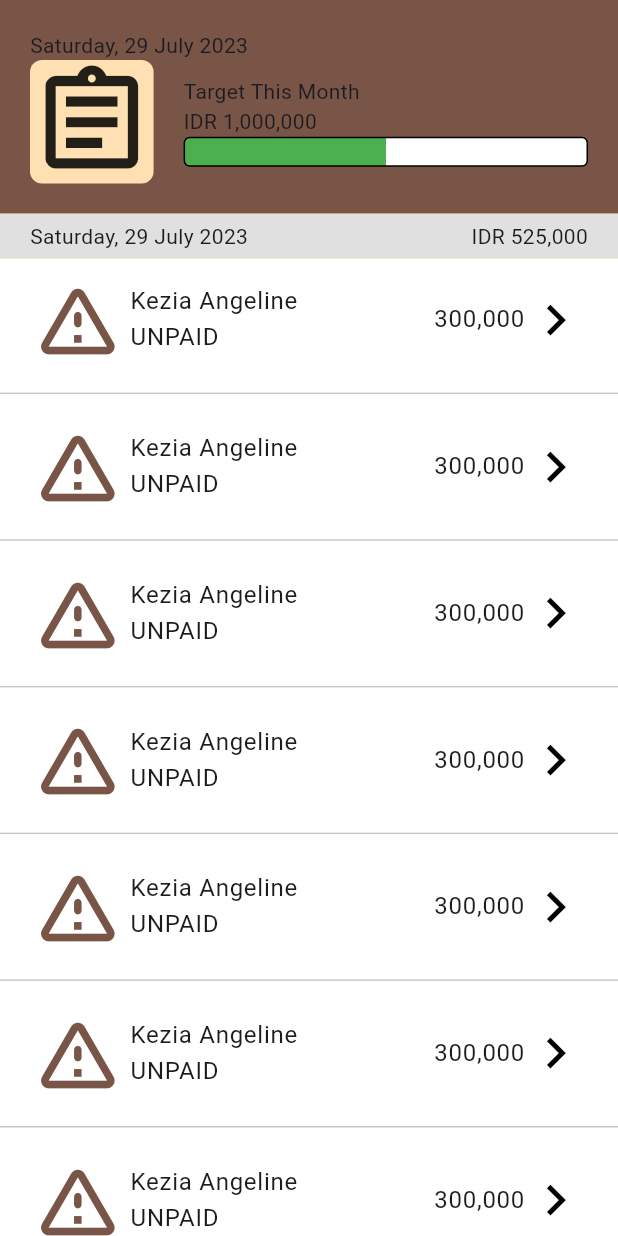
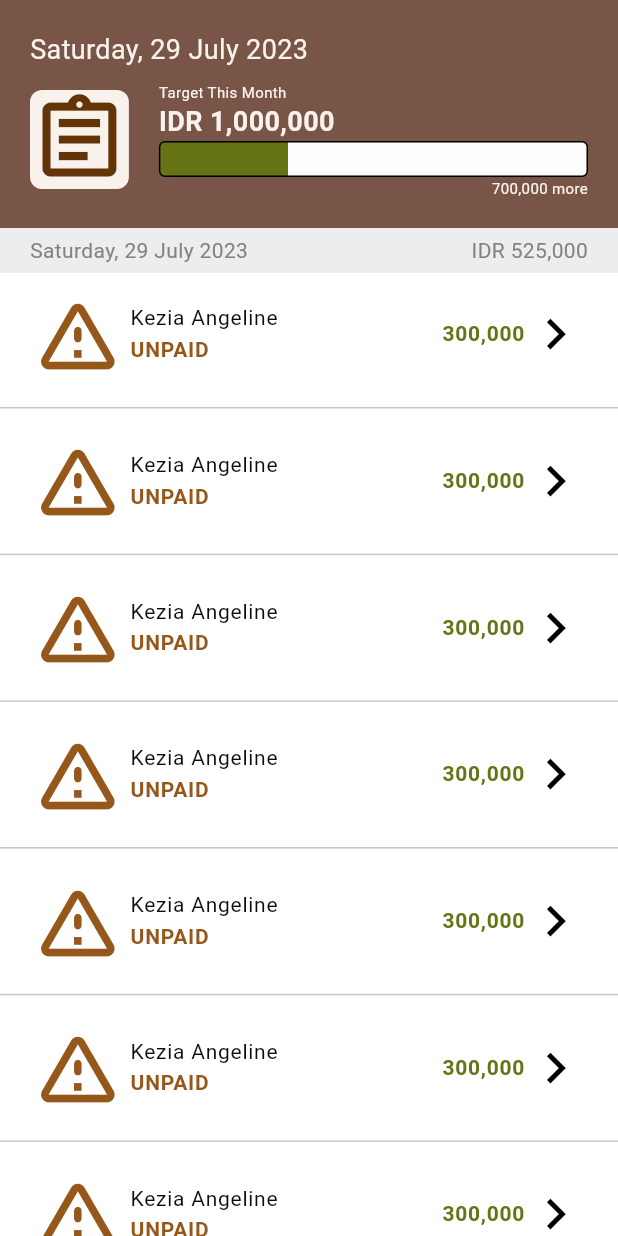
Before and after one commit to kezia2909/food_sales_recording_application, a Flutter app: the screen it shows after launch, on a phone screen of 412 x 824 dp. Run offline on Flutter 3.47's test engine with Material 2 defaults, Android fonts, the phone set to English and light mode, and no system bars; missing offline and left inert: iconify_flutter.

Commit message:
update design home page, set utils & widgets

```diff
--- a/lib/pages/home_page.dart
+++ b/lib/pages/home_page.dart
@@ -1,5 +1,11 @@
 import 'package:flutter/material.dart';
+import 'package:food_sales_recording_application/utils/app_colors.dart';
+import 'package:food_sales_recording_application/widgets/date_row.dart';
+import 'package:food_sales_recording_application/widgets/icon_box.dart';
+import 'package:food_sales_recording_application/widgets/title_text.dart';
 import 'package:iconify_flutter/icons/zondicons.dart';
+
+import '../widgets/detail_text.dart';
 
 class HomePage extends StatefulWidget {
   const HomePage({super.key});
@@ -25,21 +31,32 @@ class _HomePageState extends State<HomePage> {
               child: Column(
                 crossAxisAlignment: CrossAxisAlignment.start,
                 children: [
-                  Text("Saturday, 29 July 2023"),
+                  TitleText(
+                    text: "Saturday, 29 July 2023",
+                  ),
+                  SizedBox(
+                    height: 8,
+                  ),
                   Row(
                     children: [
-                      Container(
-                        width: MediaQuery.of(context).size.width * 0.2,
-                        height: MediaQuery.of(context).size.width * 0.2,
-                        decoration: BoxDecoration(
-                            color: Colors.orange[100],
-                            borderRadius: BorderRadius.circular(8.0)),
-                        child: FittedBox(
-                          child: Icon(
-                            Icons.assignment_outlined,
-                          ),
-                        ),
+                      IconBox(
+                        icon: Icons.assignment_outlined,
+                        iconColor: Appcolors.darkColor,
+                        backgroundColor: Appcolors.lightColor,
+                        size: MediaQuery.of(context).size.width * 0.16,
                       ),
+                      // Container(
+                      //   width: MediaQuery.of(context).size.width * 0.16,
+                      //   height: MediaQuery.of(context).size.width * 0.16,
+                      //   decoration: BoxDecoration(
+                      //       color: Colors.orange[100],
+                      //       borderRadius: BorderRadius.circular(8.0)),
+                      //   child: FittedBox(
+                      //     child: Icon(
+                      //       Icons.assignment_outlined,
+                      //     ),
+                      //   ),
+                      // ),
                       SizedBox(
                         width: 20,
                       ),
@@ -47,28 +64,43 @@ class _HomePageState extends State<HomePage> {
                         child: Column(
                           crossAxisAlignment: CrossAxisAlignment.start,
                           children: [
-                            Text("Target This Month"),
-                            Text("IDR 1,000,000"),
+                            DetailText(
+                              text: "Target This Month",
+                              color: Appcolors.lightColor,
+                              size: 10,
+                            ),
+                            TitleText(
+                              text: "IDR 1,000,000",
+                              isBold: true,
+                            ),
                             Container(
-                              height: 20,
+                              height: 24,
                               decoration: BoxDecoration(
                                 // color: Colors.blue,
                                 gradient: LinearGradient(colors: [
-                                  Colors.green,
-                                  Colors.green,
-                                  Colors.white,
-                                  Colors.white
+                                  Appcolors.greenColor,
+                                  Appcolors.greenColor,
+                                  Appcolors.whiteColor,
+                                  Appcolors.whiteColor,
                                 ], stops: [
                                   0.0,
-                                  0.5,
-                                  0.5,
+                                  0.3,
+                                  0.3,
                                   1.0
                                 ]),
                                 border:
                                     Border.all(color: Colors.black, width: 1.0),
                                 borderRadius: BorderRadius.circular(4.0),
                               ),
-                            )
+                            ),
+                            Container(
+                              alignment: Alignment.centerRight,
+                              child: DetailText(
+                                text: "700,000 more",
+                                color: Appcolors.lightColor,
+                                size: 10,
+                              ),
+                            ),
                           ],
                         ),
                       ),
@@ -77,16 +109,20 @@ class _HomePageState extends State<HomePage> {
                 ],
               ),
             ),
-            Container(
-              padding: EdgeInsets.symmetric(horizontal: 20, vertical: 5),
-              color: Colors.grey[300],
-              child: Row(
-                  mainAxisAlignment: MainAxisAlignment.spaceBetween,
-                  children: [
-                    Text("Saturday, 29 July 2023"),
-                    Text("IDR 525,000")
-                  ]),
+            DateRow(
+              date: "Saturday, 29 July 2023",
+              total: 525000,
             ),
+            // Container(
+            //   padding: EdgeInsets.symmetric(horizontal: 20, vertical: 5),
+            //   color: Colors.grey[300],
+            //   child: Row(
+            //       mainAxisAlignment: MainAxisAlignment.spaceBetween,
+            //       children: [
+            //         Text("Saturday, 29 July 2023"),
+            //         Text("IDR 525,000")
+            //       ]),
+            // ),
             Expanded(
               child: Container(
                 color: Colors.white,
@@ -95,7 +131,6 @@ class _HomePageState extends State<HomePage> {
                   itemCount: 10,
                   itemBuilder: (context, index) {
                     return Container(
-                      // margin: EdgeInsets.symmetric(horizontal: 20),
                       color: Colors.white,
                       child: ListTileTheme(
                         shape: Border.all(color: Colors.green),
@@ -132,23 +167,33 @@ class _HomePageState extends State<HomePage> {
                                       mainAxisAlignment:
                                           MainAxisAlignment.spaceBetween,
                                       children: [
-                                        Container(
-                                          margin: EdgeInsets.only(right: 4),
-                                          width: MediaQuery.of(context)
+                                        IconBox(
+                                          icon: Icons.warning_amber_rounded,
+                                          iconColor: Appcolors.mediumColor,
+                                          backgroundColor: Colors.transparent,
+                                          size: MediaQuery.of(context)
                                                   .size
                                                   .width *
                                               0.15,
-                                          height: MediaQuery.of(context)
-                                                  .size
-                                                  .width *
-                                              0.15,
-                                          child: FittedBox(
-                                            child: Icon(
-                                              Icons.warning_amber_rounded,
-                                              color: Colors.brown,
-                                            ),
-                                          ),
+                                          marginRight: 4,
                                         ),
+                                        // Container(
+                                        //   margin: EdgeInsets.only(right: 4),
+                                        //   width: MediaQuery.of(context)
+                                        //           .size
+                                        //           .width *
+                                        //       0.15,
+                                        //   height: MediaQuery.of(context)
+                                        //           .size
+                                        //           .width *
+                                        //       0.15,
+                                        //   child: FittedBox(
+                                        //     child: Icon(
+                                        //       Icons.warning_amber_rounded,
+                                        //       color: Colors.brown,
+                                        //     ),
+                                        //   ),
+                                        // ),
                                         Expanded(
                                           child: Container(
                                             child: Row(
@@ -161,11 +206,22 @@ class _HomePageState extends State<HomePage> {
                                                         CrossAxisAlignment
                                                             .start,
                                                     children: [
-                                                      Text("Kezia Angeline"),
-                                                      Text("UNPAID")
+                                                      DetailText(
+                                                        text: "Kezia Angeline",
+                                                      ),
+                                                      DetailText(
+                                                        text: "UNPAID",
+                                                        color: Appcolors
+                                                            .mediumColor,
+                                                        isBold: true,
+                                                      )
                                                     ],
                                                   ),
-                                                  Text("300,000")
+                                                  DetailText(
+                                                    text: "300,000",
+                                                    color: Appcolors.greenColor,
+                                                    isBold: true,
+                                                  )
                                                 ]),
                                           ),
                                         ),
@@ -198,7 +254,8 @@ class _HomePageState extends State<HomePage> {
                                                                 .size
                                                                 .width *
                                                             0.15,
-                                                        child: Text("1x"),
+                                                        child: DetailText(
+                                                            text: "1x"),
                                                       ),
                                                       Expanded(
                                                         child: Container(
@@ -207,9 +264,12 @@ class _HomePageState extends State<HomePage> {
                                                                   MainAxisAlignment
                                                                       .spaceBetween,
                                                               children: [
-                                                                Text(
-                                                                    "Beef Galantine"),
-                                                                Text("300,000")
+                                                                DetailText(
+                                                                    text:
+                                                                        "Beef Galantine"),
+                                                                DetailText(
+                                                                    text:
+                                                                        "300,000")
                                                               ]),
                                                         ),
                                                       ),
--- /dev/null
+++ b/lib/utils/app_colors.dart
@@ -0,0 +1,13 @@
+import 'dart:ui';
+
+class Appcolors {
+  static final Color darkColor = const Color(0xFF623408);
+  static final Color mediumColor = const Color(0xFF96571b);
+  static final Color lightColor = const Color(0xFFF9F2EC);
+  static final Color redColor = const Color(0xFF741D15);
+  static final Color greenColor = const Color(0xFF667415);
+  static final Color blackColor = const Color(0xFF0C0C0C);
+  static final Color whiteColor = const Color(0xFFFDFDFD);
+  static final Color lightGreyColor = const Color(0xFFEDEDED);
+  static final Color darkGreyColor = const Color(0xFF838183);
+}
--- /dev/null
+++ b/lib/widgets/date_row.dart
@@ -0,0 +1,29 @@
+import 'package:flutter/material.dart';
+import 'package:food_sales_recording_application/utils/app_colors.dart';
+import 'package:food_sales_recording_application/widgets/detail_text.dart';
+import 'package:intl/intl.dart';
+
+class DateRow extends StatelessWidget {
+  final String date;
+  final int total;
+  const DateRow({super.key, required this.date, required this.total});
+
+  @override
+  Widget build(BuildContext context) {
+    var totalText = NumberFormat.decimalPattern().format(total);
+    return Container(
+      padding: EdgeInsets.symmetric(horizontal: 20, vertical: 5),
+      color: Appcolors.lightGreyColor,
+      child: Row(mainAxisAlignment: MainAxisAlignment.spaceBetween, children: [
+        DetailText(
+          text: date,
+          color: Appcolors.darkGreyColor,
+        ),
+        DetailText(
+          text: "IDR " + totalText,
+          color: Appcolors.darkGreyColor,
+        ),
+      ]),
+    );
+  }
+}
--- /dev/null
+++ b/lib/widgets/detail_text.dart
@@ -0,0 +1,25 @@
+import 'package:flutter/material.dart';
+
+class DetailText extends StatelessWidget {
+  final String text;
+  final Color? color;
+  final double size;
+  final bool isBold;
+  const DetailText(
+      {super.key,
+      required this.text,
+      this.color = const Color(0xFF0C0C0C),
+      this.size = 14,
+      this.isBold = false});
+
+  @override
+  Widget build(BuildContext context) {
+    return Text(
+      text,
+      style: TextStyle(
+          color: color,
+          fontSize: size,
+          fontWeight: isBold ? FontWeight.bold : FontWeight.normal),
+    );
+  }
+}
--- /dev/null
+++ b/lib/widgets/icon_box.dart
@@ -0,0 +1,34 @@
+import 'package:flutter/material.dart';
+
+class IconBox extends StatelessWidget {
+  final IconData icon;
+  final Color iconColor;
+  final Color backgroundColor;
+  final double size;
+  final double marginRight;
+
+  const IconBox(
+      {super.key,
+      required this.icon,
+      required this.iconColor,
+      required this.backgroundColor,
+      required this.size,
+      this.marginRight = 0});
+
+  @override
+  Widget build(BuildContext context) {
+    return Container(
+      margin: EdgeInsets.only(right: marginRight),
+      width: size,
+      height: size,
+      decoration: BoxDecoration(
+          color: backgroundColor, borderRadius: BorderRadius.circular(8.0)),
+      child: FittedBox(
+        child: Icon(
+          icon,
+          color: iconColor,
+        ),
+      ),
+    );
+  }
+}
--- /dev/null
+++ b/lib/widgets/title_text.dart
@@ -0,0 +1,20 @@
+import 'package:flutter/material.dart';
+import 'package:food_sales_recording_application/utils/app_colors.dart';
+
+class TitleText extends StatelessWidget {
+  final String text;
+  bool isBold;
+
+  TitleText({super.key, required this.text, this.isBold = false});
+
+  @override
+  Widget build(BuildContext context) {
+    return Text(
+      text,
+      style: TextStyle(
+          color: Appcolors.lightColor,
+          fontSize: 18,
+          fontWeight: isBold ? FontWeight.bold : FontWeight.normal),
+    );
+  }
+}
```
Also changed, not shown: pubspec.yaml (+3 -9 lines), pubspec.lock.
